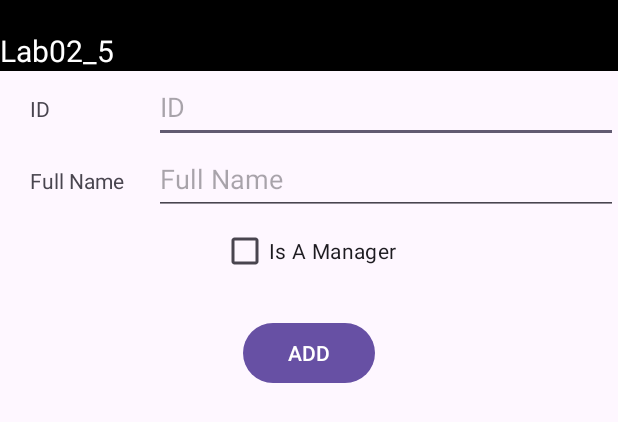
After one commit to DatNguyenPT/UIT-Android-Lab1, an Android app: the layout ex4.xml on its own in the app's theme, with its tools: preview values and no code run, on a phone screen of 412 x 824 dp. The commit adds this screen. Shown: the top 422 px of the screen. Run offline under Robolectric (Android 15) with nearby library versions, the phone set to English and light mode, and no system bars.

Commit message:
Ex 4 Finished

```diff
--- /dev/null
+++ b/Lab2/app/src/main/res/layout/ex4.xml
@@ -0,0 +1,103 @@
+<?xml version="1.0" encoding="utf-8"?>
+<androidx.constraintlayout.widget.ConstraintLayout xmlns:android="http://schemas.android.com/apk/res/android"
+    android:layout_width="match_parent"
+    android:layout_height="match_parent"
+    xmlns:app="http://schemas.android.com/apk/res-auto">
+    <LinearLayout
+        android:id="@+id/customLayout"
+        android:layout_width="match_parent"
+        android:layout_height="match_parent"
+        android:orientation="vertical"
+        android:weightSum="5">
+        <LinearLayout
+            android:layout_width="match_parent"
+            android:layout_height="0dp"
+            android:orientation="vertical"
+            android:layout_weight="2">
+            <TextView
+                android:layout_width="match_parent"
+                android:layout_height="wrap_content"
+                app:layout_constraintTop_toBottomOf="@+id/example"
+                android:paddingTop="20dp"
+                android:textSize="20dp"
+                android:text="Lab02_5"
+                android:textColor="@color/white"
+                android:background="@color/black">
+            </TextView>
+            <TableLayout
+                android:id="@+id/table"
+                android:layout_width="match_parent"
+                android:layout_height="wrap_content">
+                <TableRow>
+                    <TextView
+                        android:id="@+id/ex4EmployeeID"
+                        android:layout_width="wrap_content"
+                        android:layout_height="wrap_content"
+                        android:text="ID"
+                        android:layout_marginLeft="20dp" />
+
+                    <EditText
+                        android:id="@+id/ex4EmployeeIDInput"
+                        android:layout_width="0dp"
+                        android:layout_height="wrap_content"
+                        android:layout_weight="1"
+                        android:minHeight="48dp"
+                        android:ems="10"
+                        android:inputType="text"
+                        android:text=""
+                        android:hint="ID"
+                        android:layout_marginLeft="20dp"/>
+                </TableRow>
+                <TableRow>
+                    <TextView
+                        android:id="@+id/ex4EmployeeName"
+                        android:layout_width="wrap_content"
+                        android:layout_height="wrap_content"
+                        android:text="Full Name"
+                        android:layout_marginLeft="20dp"/>
+
+                    <EditText
+                        android:id="@+id/ex4EmployeeNameInput"
+                        android:layout_width="0dp"
+                        android:layout_height="wrap_content"
+                        android:layout_weight="1"
+                        android:minHeight="48dp"
+                        android:ems="10"
+                        android:inputType="text"
+                        android:text=""
+                        android:hint="Full Name"
+                        android:layout_marginLeft="20dp"/>
+                </TableRow>
+            </TableLayout>
+            <CheckBox
+                android:id="@+id/isManagerButton"
+                android:layout_width="wrap_content"
+                android:layout_height="wrap_content"
+                android:text="Is A Manager"
+                android:layout_gravity="center_horizontal"
+                />
+            <Button
+                android:id="@+id/addEmployeeButton"
+                android:layout_width="wrap_content"
+                android:layout_height="wrap_content"
+                android:text="ADD"
+                android:layout_gravity="center_horizontal"
+                app:layout_constraintTop_toBottomOf="@+id/table"
+                android:layout_marginTop="20dp">
+
+            </Button>
+        </LinearLayout>
+        <LinearLayout
+            android:id="@+id/secondLinearLayout"
+            android:layout_width="match_parent"
+            android:layout_height="0dp"
+            android:layout_weight="3">
+            <ListView
+                android:id="@+id/staffList"
+                android:layout_width="match_parent"
+                android:layout_height="match_parent">
+            </ListView>
+        </LinearLayout>
+
+    </LinearLayout>
+</androidx.constraintlayout.widget.ConstraintLayout>
--- a/Lab2/app/src/main/res/values/colors.xml
+++ b/Lab2/app/src/main/res/values/colors.xml
@@ -2,4 +2,5 @@
 <resources>
     <color name="black">#FF000000</color>
     <color name="white">#FFFFFFFF</color>
+    <color name="light_blue">#550000FF</color>
 </resources>
```
Also changed, not shown: Lab2/app/src/main/java/com/example/myapplication/EX4Package/EX4.java (added, +87 -0 lines), Lab2/app/src/main/java/com/example/myapplication/EX4Package/employeeAdapter.java (added, +72 -0 lines), Lab2/app/src/main/java/com/example/myapplication/EX4Package/staff.java (added, +45 -0 lines), Lab2/app/src/main/java/com/example/myapplication/MainActivity.java (+13 -2 lines), Lab2/app/src/main/res/layout/item_employee.xml (added, +28 -0 lines), Lab2/app/src/main/res/drawable/ic_manager.png (added).
